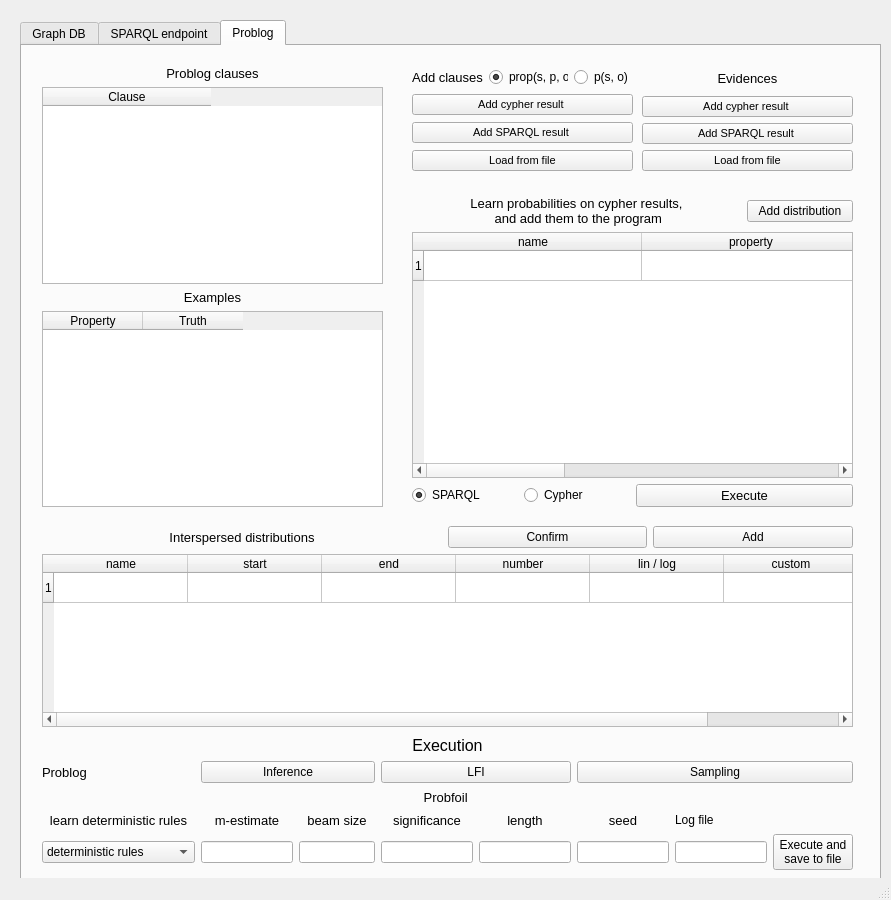
Before: the Qt Designer form resources/GUI.ui in pasqualedem/Graph-DB-Problog-Linker, drawn with Qt 5.
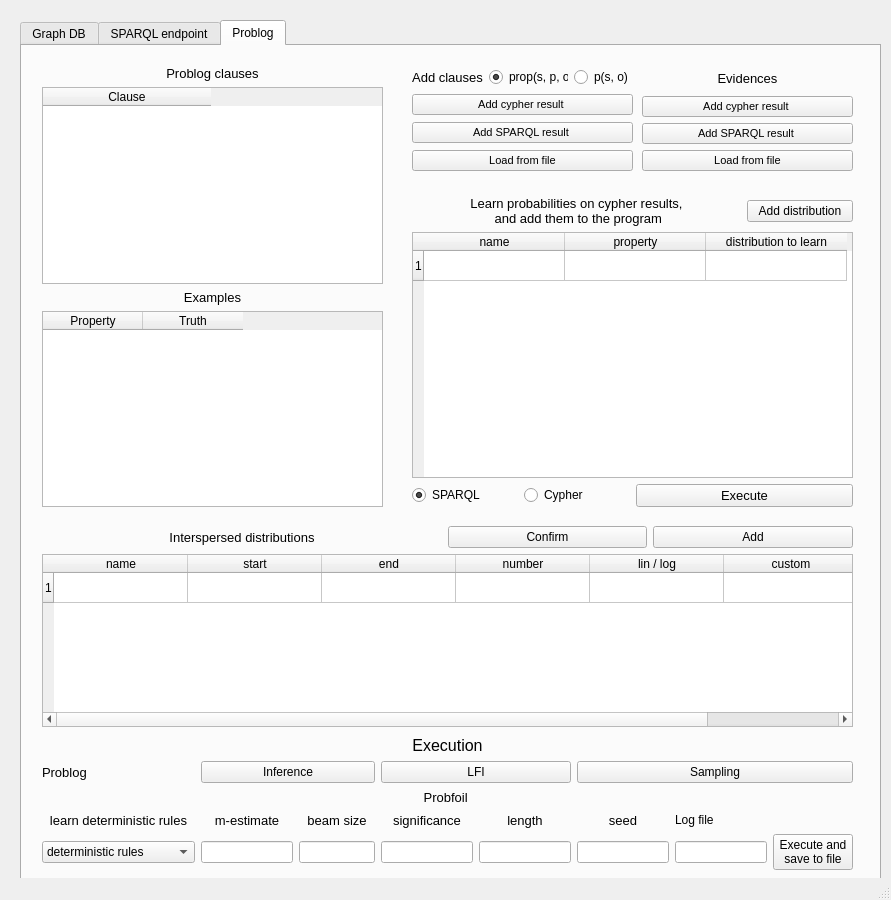
After: the same form once the commit is applied. Icons and pictures are not drawn.

```diff
--- a/resources/GUI.ui
+++ b/resources/GUI.ui
@@ -896,7 +896,7 @@
           <number>1</number>
          </property>
          <attribute name="horizontalHeaderDefaultSectionSize">
-          <number>218</number>
+          <number>141</number>
          </attribute>
          <row/>
          <column>
```
Left out of the diff: 4 changed lines with no effect on the pictures.
